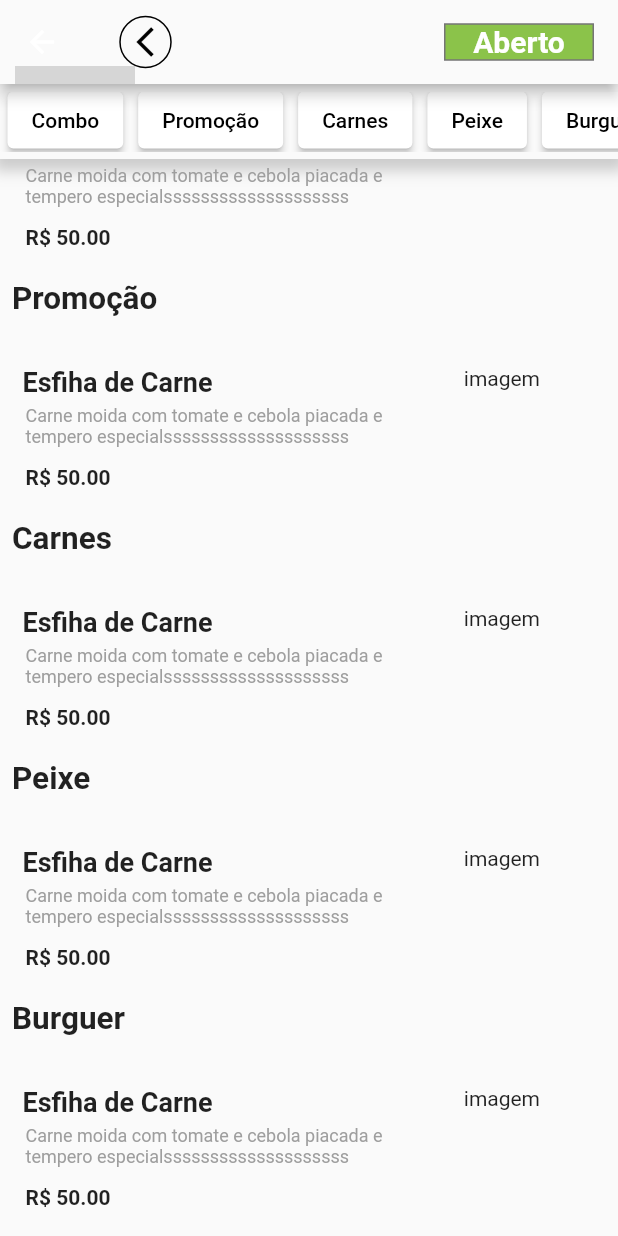
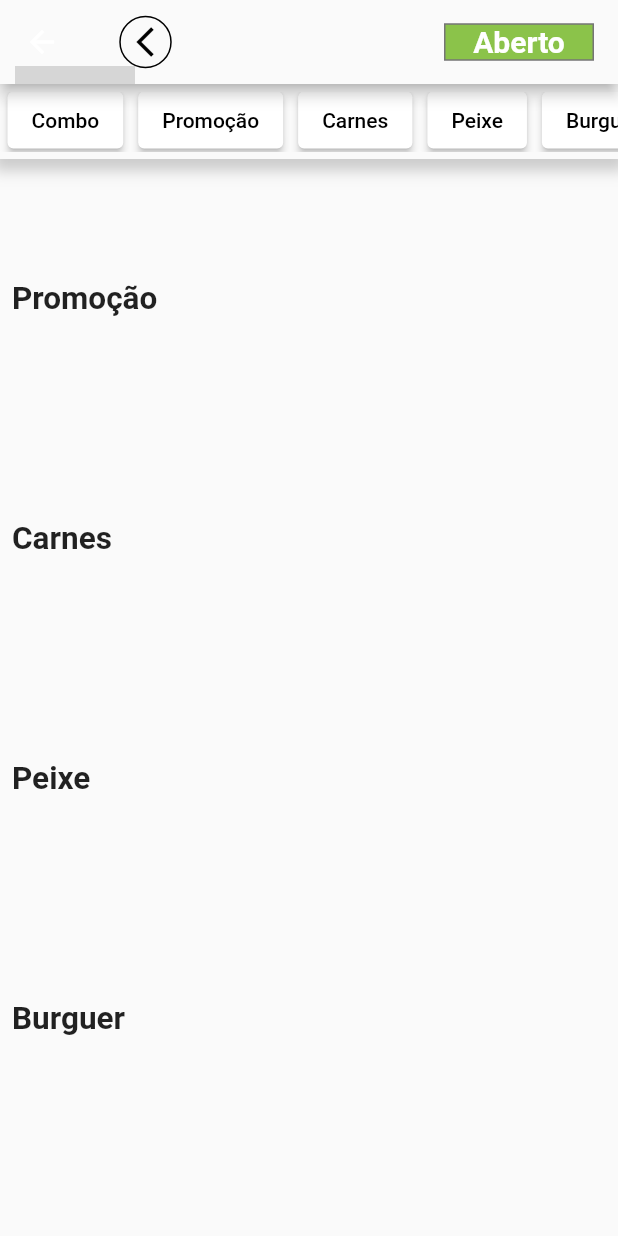
Before and after one commit to DaniloFnds/App_Sem_nome__flutter, a Flutter app: the MenuRestaurantScreen screen opened directly, scrolled down 202 dp, on a phone screen of 412 x 824 dp. Run offline on Flutter 3.47's test engine with Material 2 defaults, Android fonts, the light colour scheme and no system bars; missing offline and left inert: nuvigator; network calls fail; Roboto replaces fonts that are missing (Montserrat); grey boxes are pictures that could not be loaded.

Commit message:
menu items

```diff
--- a/lib/components/group_item_card_component.dart
+++ b/lib/components/group_item_card_component.dart
@@ -22,59 +22,6 @@ class GroupItemCardComponent extends StatelessWidget {
               width: double.infinity,
               child: Text(nomeGroup, style: TextStyle(fontSize: 21,fontWeight: FontWeight.w700),),
             ),
-            Container(
-              width: double.infinity,
-              padding: EdgeInsets.only(left: 5),
-              height: 100,
-              child: Row(
-                children: [
-                  Container(
-                    width: largura * 0.7,
-                    padding: const EdgeInsets.only(left: 10),
-                    child: Column(
-                      crossAxisAlignment: CrossAxisAlignment.start,
-                      children: [
-                        Padding(
-                          padding: const EdgeInsets.only(bottom: 5),
-                          child: Text(
-                            'Esfiha de Carne',
-                            style: TextStyle(fontSize: 18, fontWeight: FontWeight.w600),
-                          ),
-                        ),
-                        Container(
-                          width: double.infinity,
-                          height: 40,
-                          padding: EdgeInsets.only(bottom: 5, left: 2),
-                          child: Text(
-
-                            'Carne moida com tomate e cebola piacada e tempero especialssssssssssssssssssss',
-                            style: TextStyle(
-                              fontSize: 12,
-                              color: Colors.grey,
-                              overflow: TextOverflow.ellipsis,
-                            ),
-                            maxLines: 2,
-                          ),
-                        ),
-                        Padding(
-                          padding: const EdgeInsets.only(left: 2),
-                          child: Text(
-                            'R\$ 50.00',
-                            style: TextStyle(fontSize: 14, fontWeight: FontWeight.bold),
-                          ),
-                        ),
-                      ],
-                    ),
-                  ),
-                  Container(
-                    width: largura * 0.2,
-                    child: Column(
-                      children: [Text('imagem')],
-                    ),
-                  )
-                ],
-              ),
-            )
           ],
         ));
   }
--- a/lib/components/item_card_component.dart
+++ b/lib/components/item_card_component.dart
@@ -10,6 +10,7 @@ class ItemCardComponent extends StatelessWidget {
   Widget build(BuildContext context) {
     var tamanho = MediaQuery.of(context).size;
     var largura = tamanho.width;
+
     return Container(
       width: double.infinity,
       padding: EdgeInsets.only(left: 5),
--- a/lib/screens/menu_restaurant_screen.dart
+++ b/lib/screens/menu_restaurant_screen.dart
@@ -33,7 +33,7 @@ class MenuRestaurantScreen extends StatelessWidget {
           SliverPersistentHeader(delegate: _SLiverAppBarDelegate(), pinned: true),
           SliverList(delegate: SliverChildListDelegate(_generateCardapio()))
         ],
-      ),
+      )
     );
   }
 }
```
Lines whose indentation alone changed are shown as unchanged.
